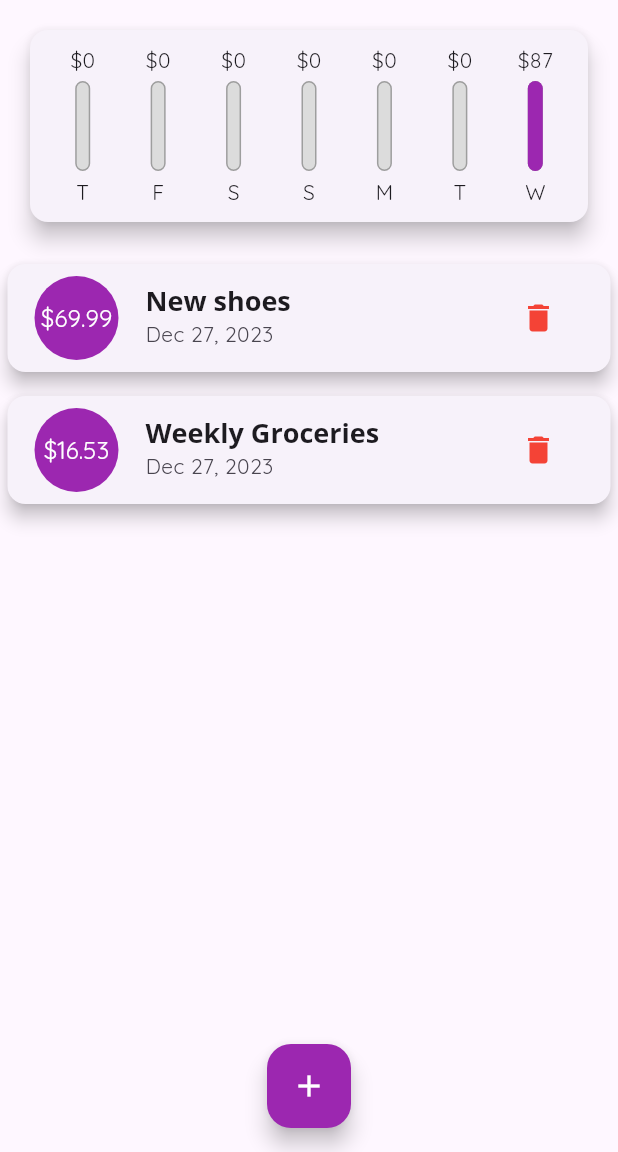
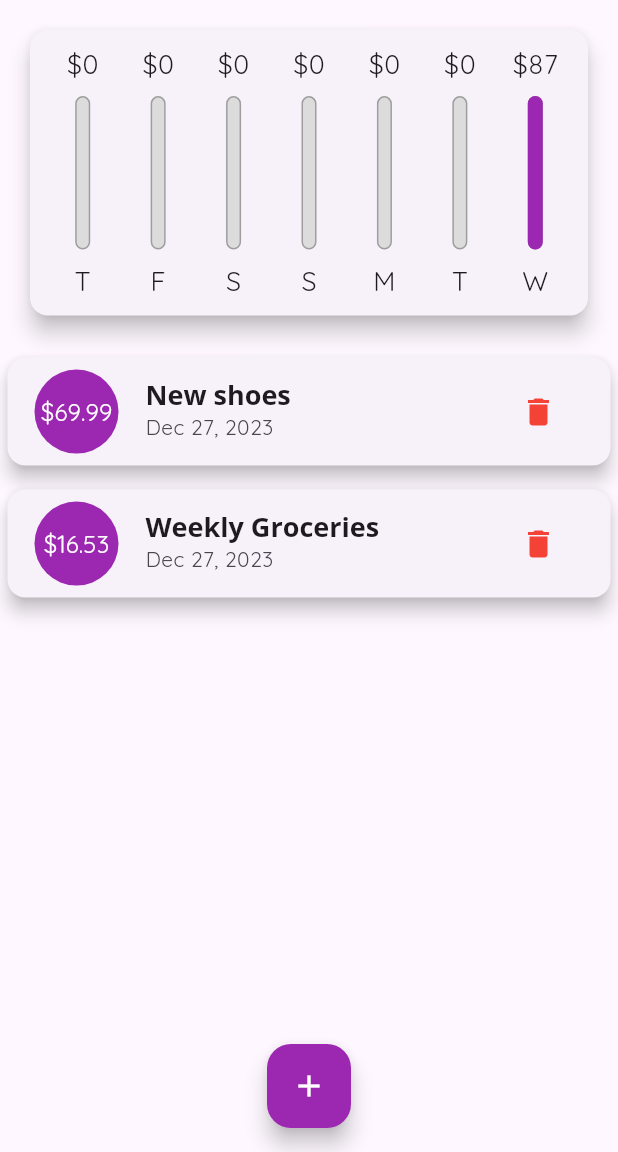
Before and after one commit to TommyyFeltre/expense_planner, a Flutter app: the screen it shows after launch, on a phone screen of 412 x 824 dp, the part 84-1236 px from its top. Run offline on Flutter 3.47's test engine with Material 3 defaults, Android fonts, the phone set to English and light mode, and no system bars.

Commit message:
responsive and adaptive added

```diff
--- a/lib/main.dart
+++ b/lib/main.dart
@@ -4,7 +4,16 @@ import 'package:expense_planner/widgets/new_transactions.dart';
 import 'package:expense_planner/widgets/transaction_list.dart';
 import 'package:flutter/material.dart';
 
-void main() => runApp(const MyApp());
+void main() {
+  // options to set the device orientation
+  // WidgetsFlutterBinding.ensureInitialized();
+  // SystemChrome.setPreferredOrientations(
+  //   [DeviceOrientation.portraitUp,
+  //   DeviceOrientation.portraitDown
+  //   ]
+  // );
+  runApp(const MyApp());
+}
 
 class MyApp extends StatelessWidget {
   const MyApp({super.key});
@@ -58,6 +67,8 @@ class _MyHomePageState extends State<MyHomePage> {
     }).toList();
   }
 
+  bool _showChart = false;
+
   void _addTransaction(String title, double amount, DateTime date) {
     final newTransaction = Transaction(
         id: DateTime.now().toString(),
@@ -90,8 +101,8 @@ class _MyHomePageState extends State<MyHomePage> {
 
   @override
   Widget build(BuildContext context) {
-    return Scaffold(
-      appBar: AppBar(
+    final isLandscape = MediaQuery.of(context).orientation == Orientation.landscape;
+    final appBar = AppBar(
       title: const Text('Personal Expenses'),
       backgroundColor: Theme.of(context).primaryColor,
       foregroundColor: Colors.white,
@@ -102,14 +113,51 @@ class _MyHomePageState extends State<MyHomePage> {
             },
             icon: const Icon(Icons.add))
       ],
-      ),
+    );
+    final transactionListWidget = SizedBox(
+                    height: (MediaQuery.of(context).size.height -
+                            appBar.preferredSize.height -
+                            MediaQuery.of(context).padding.top) *
+                        0.7,
+                    child:
+                        TransactionList(_userTransactions, _deleteTransaction));
+
+    return Scaffold(
+      appBar: appBar,
       body: SingleChildScrollView(
         child: Column(
           mainAxisAlignment: MainAxisAlignment.start,
           crossAxisAlignment: CrossAxisAlignment.center,
           children: [
-            Chart(_recentTransaction),
-            TransactionList(_userTransactions, _deleteTransaction)
+            if(isLandscape) Row(
+              mainAxisAlignment: MainAxisAlignment.center,
+              children: [
+                const Text('Show Chart'),
+                Switch(
+                    activeColor: Theme.of(context).primaryColor,
+                    value: _showChart,
+                    onChanged: (value) {
+                      setState(() {
+                        _showChart = value;
+                      });
+                    }),
+              ],
+            ),
+            if(!isLandscape) SizedBox(
+                    height: (MediaQuery.of(context).size.height -
+                            appBar.preferredSize.height -
+                            MediaQuery.of(context).padding.top) *
+                        0.3,
+                    child: Chart(_recentTransaction)),
+            if(!isLandscape) transactionListWidget,
+            if(isLandscape) _showChart
+                ? SizedBox(
+                    height: (MediaQuery.of(context).size.height -
+                            appBar.preferredSize.height -
+                            MediaQuery.of(context).padding.top) *
+                        0.7,
+                    child: Chart(_recentTransaction))
+                : transactionListWidget
           ],
         ),
       ),
--- a/lib/widgets/chart_bar.dart
+++ b/lib/widgets/chart_bar.dart
@@ -1,24 +1,27 @@
 import 'package:flutter/material.dart';
 
 class ChartBar extends StatelessWidget {
-  const ChartBar(this.label, this.spendingAmount, this.spendingPctOfTotal, {super.key});
+  const ChartBar(this.label, this.spendingAmount, this.spendingPctOfTotal,
+      {super.key});
   final String label;
   final double spendingAmount;
   final double spendingPctOfTotal;
 
   @override
   Widget build(BuildContext context) {
+    return LayoutBuilder(builder: ((context, constraints) {
       return Column(
         children: [
           SizedBox(
-          height: 20,
-          child: FittedBox(
-            child: Text('\$${spendingAmount.toStringAsFixed(0)}')
+            height: constraints.maxHeight * 0.15,
+            child:
+                FittedBox(child: Text('\$${spendingAmount.toStringAsFixed(0)}')),
           ),
+          SizedBox(
+            height: constraints.maxHeight * 0.05,
           ),
-        const SizedBox(height: 4,),
           SizedBox(
-          height: 60,
+            height: constraints.maxHeight * 0.6,
             width: 10,
             child: Stack(
               children: [
@@ -26,24 +29,28 @@ class ChartBar extends StatelessWidget {
                   decoration: BoxDecoration(
                       border: Border.all(color: Colors.grey, width: 1),
                       color: const Color.fromRGBO(220, 220, 220, 1),
-                  borderRadius: BorderRadius.circular(20)
-                ),
+                      borderRadius: BorderRadius.circular(20)),
                 ),
                 FractionallySizedBox(
                   heightFactor: spendingPctOfTotal,
                   child: Container(
                     decoration: BoxDecoration(
                         color: Theme.of(context).primaryColor,
-                    borderRadius: BorderRadius.circular(10)
-                  ),
+                        borderRadius: BorderRadius.circular(10)),
                   ),
                 )
               ],
             ),
           ),
-        const SizedBox(height: 4,),
-        Text(label),
+          SizedBox(
+            height: constraints.maxHeight * 0.05,
+          ),
+          SizedBox(
+            height: constraints.maxHeight * 0.15,
+            child: FittedBox(child: Text(label))
+          ),
         ],
       );
+    }));
   }
 }
--- a/lib/widgets/transaction_list.dart
+++ b/lib/widgets/transaction_list.dart
@@ -3,33 +3,32 @@ import 'package:flutter/material.dart';
 import 'package:intl/intl.dart';
 
 class TransactionList extends StatelessWidget {
-  const TransactionList(this.transactions,this.deleteTransaction, {super.key});
+  const TransactionList(this.transactions, this.deleteTransaction, {super.key});
   final Function deleteTransaction;
   final List<Transaction> transactions;
   @override
   Widget build(BuildContext context) {
-    return SizedBox(
-        height: 650,
-        child: transactions.isEmpty
-            ? Column(
+    return transactions.isEmpty
+        ? LayoutBuilder(builder: (context, constraints) {
+            return Column(
               children: [
                 Text(
                   'No transactions added yet!',
                   style: Theme.of(context).textTheme.titleLarge,
                 ),
                 SizedBox(
-                      height: 200,
+                    height: constraints.maxHeight * 0.60,
                     child: Image.asset(
                       'assets/images/waiting.png',
                       fit: BoxFit.cover,
                     ))
               ],
-              )
+            );
+          })
         : ListView.builder(
             itemBuilder: (context, index) {
               return Card(
-                    margin:
-                        const EdgeInsets.symmetric(vertical: 8, horizontal: 5),
+                margin: const EdgeInsets.symmetric(vertical: 8, horizontal: 5),
                 elevation: 5,
                 child: ListTile(
                   leading: CircleAvatar(
@@ -48,8 +47,8 @@ class TransactionList extends StatelessWidget {
                     transactions[index].title,
                     style: Theme.of(context).textTheme.titleLarge,
                   ),
-                      subtitle: Text(
-                          DateFormat.yMMMd().format(transactions[index].date)),
+                  subtitle:
+                      Text(DateFormat.yMMMd().format(transactions[index].date)),
                   trailing: IconButton(
                     icon: const Icon(Icons.delete),
                     color: Colors.red,
@@ -59,6 +58,6 @@ class TransactionList extends StatelessWidget {
               );
             },
             itemCount: transactions.length,
-              ));
+          );
   }
 }
```
Lines whose indentation alone changed are shown as unchanged.
